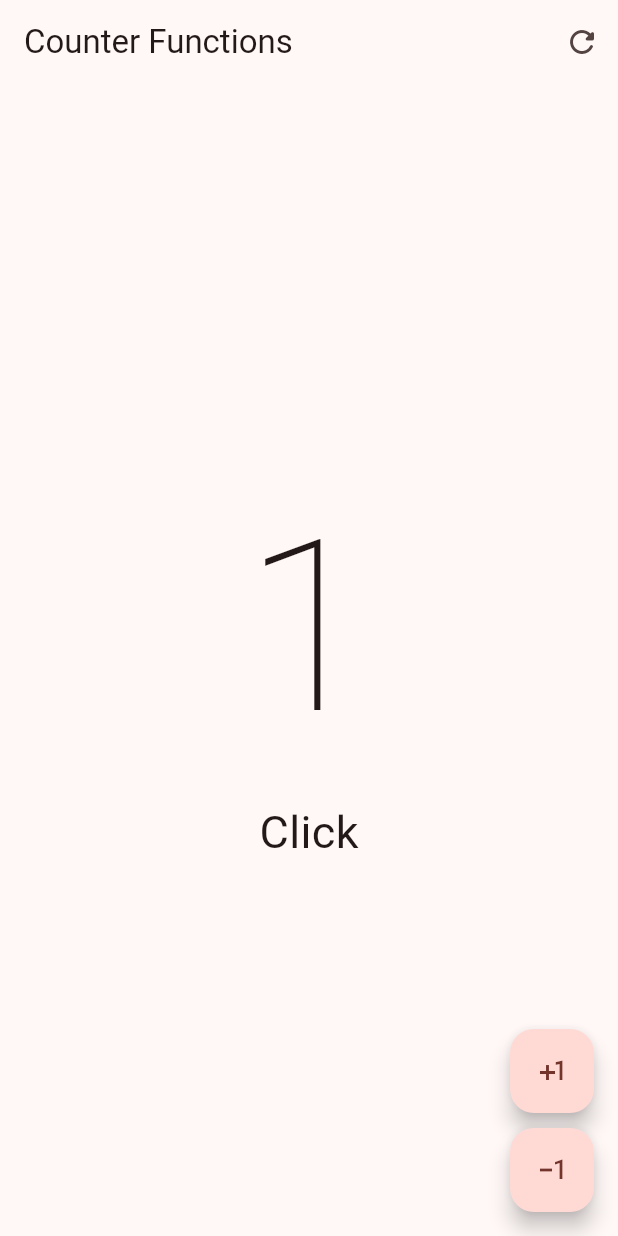
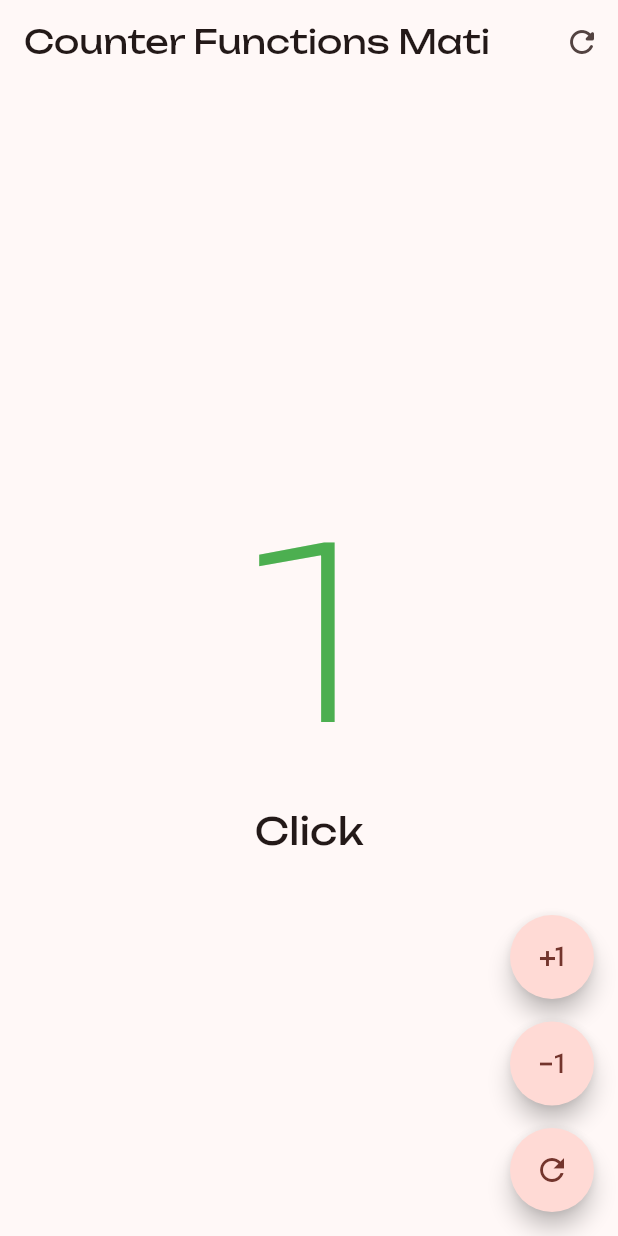
Before and after one commit to Danny88e/Practicas-DMI-230040, a Flutter app: the screen it shows after launch, after a tap on the "plus one" icon, on a phone screen of 412 x 824 dp. Run offline on Flutter 3.47's test engine with Material 3 defaults, Android fonts, the light colour scheme and no system bars; our stand-ins replace google_fonts.

Commit message:
feat: change counter font to Unbounded
Replace Work Sans with Unbounded and declare google_fonts for the counter screen.

```diff
--- a/hello_world_app_230040/lib/screens/counters/counter_function_screen.dart
+++ b/hello_world_app_230040/lib/screens/counters/counter_function_screen.dart
@@ -1,11 +1,11 @@
 import 'package:flutter/material.dart';
+import 'package:google_fonts/google_fonts.dart';
 
 class CounterFunctionsScreen extends StatefulWidget {
   const CounterFunctionsScreen({super.key});
 
   @override
-  State<CounterFunctionsScreen> createState() =>
-      _CounterFunctionsScreenState();
+  State<CounterFunctionsScreen> createState() => _CounterFunctionsScreenState();
 }
 
 class _CounterFunctionsScreenState extends State<CounterFunctionsScreen> {
@@ -13,9 +13,17 @@ class _CounterFunctionsScreenState extends State<CounterFunctionsScreen> {
 
   @override
   Widget build(BuildContext context) {
+    // Evaluamos el color según el valor actual del contador
+    Color counterColor = Colors.blue;
+    if (clickCounter > 0) counterColor = Colors.green;
+    if (clickCounter < 0) counterColor = Colors.red;
+
     return Scaffold(
       appBar: AppBar(
-        title: const Text('Counter Functions'),
+        title: Text(
+          'Counter Functions Mati',
+          style: GoogleFonts.unbounded(),
+        ),
         actions: [
           IconButton(
             icon: const Icon(Icons.refresh_rounded),
@@ -27,50 +35,60 @@ class _CounterFunctionsScreenState extends State<CounterFunctionsScreen> {
           ),
         ],
       ),
-
       body: Center(
         child: Column(
           mainAxisAlignment: MainAxisAlignment.center,
           children: [
             Text(
               '$clickCounter',
-              style: const TextStyle(
+              style: GoogleFonts.unbounded(
                 fontSize: 160,
                 fontWeight: FontWeight.w100,
+                color: counterColor,
               ),
             ),
             Text(
               'Click${clickCounter == 1 ? '' : 's'}',
-              style: const TextStyle(
-                fontSize: 30,
-              ),
-            ),
+              style: GoogleFonts.unbounded(fontSize: 25),
+            )
           ],
         ),
       ),
-
       floatingActionButton: Column(
         mainAxisAlignment: MainAxisAlignment.end,
         children: [
           FloatingActionButton(
+            shape: const StadiumBorder(),
             onPressed: () {
-              setState(() {
-                clickCounter++;
-              });
+              clickCounter++;
+              setState(() {});
             },
             child: const Icon(Icons.plus_one),
           ),
 
-          const SizedBox(height: 10),
+          const SizedBox(height: 15),
 
           FloatingActionButton(
+            shape: const StadiumBorder(),
             onPressed: () {
-              setState(() {
-                clickCounter--;
-              });
+              clickCounter--;
+              setState(() {});
             },
-            child: const Icon(Icons.exposure_minus_1),
+            child: const Icon(Icons.exposure_minus_1_outlined),
           ),
+
+          const SizedBox(height: 15),
+
+          FloatingActionButton(
+            shape: const StadiumBorder(),
+            onPressed: () {
+              clickCounter = 0;
+              setState(() {});
+            },
+            child: const Icon(Icons.refresh_outlined),
+          ),
+
+
         ],
       ),
     );
--- a/hello_world_app_230040/pubspec.yaml
+++ b/hello_world_app_230040/pubspec.yaml
@@ -34,6 +34,7 @@ dependencies:
   # The following adds the Cupertino Icons font to your application.
   # Use with the CupertinoIcons class for iOS style icons.
   cupertino_icons: ^1.0.8
+  google_fonts: ^6.2.1
 
 dev_dependencies:
   flutter_test:
```
Also changed, not shown: hello_world_app_230040/pubspec.lock, 2 other files.
